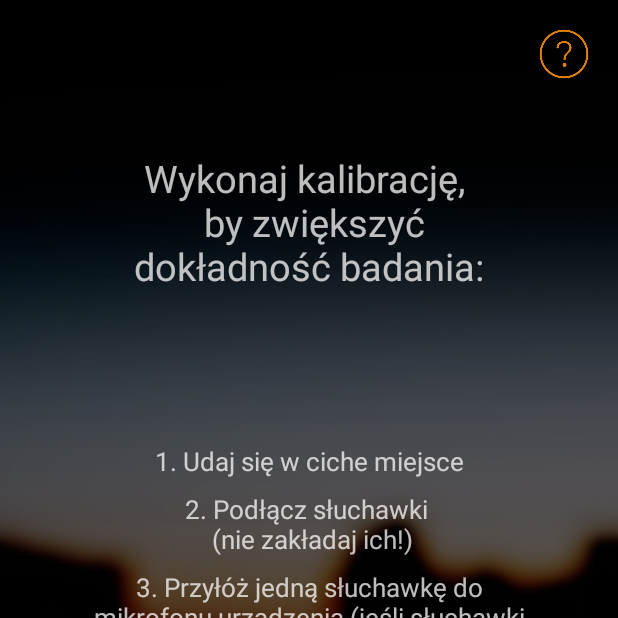
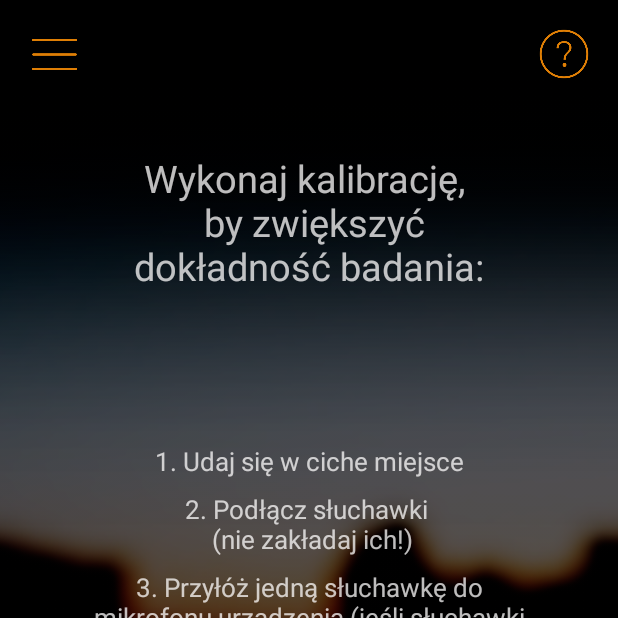
Before and after one commit to toklimoko/legendary-potato, an Android app: the screen it shows after launch (CalibrationActivity), in the side drawer, after a tap on "Kalibracja", on a phone screen of 412 x 824 dp, the top half of it. Run offline under Robolectric (Android 15) with nearby library versions, the phone set to English and light mode, and no system bars.

Commit message:
v092018_3 +navDrawer buttons

```diff
--- a/app/src/main/java/com/tomek/audiometr/activities/CalibrationActivity.java
+++ b/app/src/main/java/com/tomek/audiometr/activities/CalibrationActivity.java
@@ -12,6 +12,7 @@ import android.os.Handler;
 import android.os.Vibrator;
 import android.support.v4.app.ActivityCompat;
 import android.util.Log;
+import android.view.Gravity;
 import android.view.View;
 import android.support.design.widget.NavigationView;
 import android.support.v4.view.GravityCompat;
@@ -39,7 +40,9 @@ public class CalibrationActivity extends AppCompatActivity
         implements NavigationView.OnNavigationItemSelectedListener {
 
     private ImageButton btnCalibration;
-    private ImageButton buttonHelp;
+    private DrawerLayout drawer;
+
+
     private Toast toast;
     private Toast toastEnd;
     private Vibrator vibe;
@@ -68,7 +71,7 @@ public class CalibrationActivity extends AppCompatActivity
 
         public void run() {
             if (play != null) {
-                list = loudnessData.add(mRecorder,referenceAmp,list);
+                list = loudnessData.add(mRecorder, referenceAmp, list);
             }
         }
     };
@@ -113,7 +116,7 @@ public class CalibrationActivity extends AppCompatActivity
             recordThread = new Thread() {
                 public void run() {
 
-                    mRecorder = record.start(mRecorder,audioManager);
+                    mRecorder = record.start(mRecorder, audioManager);
 
                     while (recordThread != null) {
                         if (play != null) {
@@ -172,20 +175,15 @@ public class CalibrationActivity extends AppCompatActivity
         toast.show();
     }
 
-    private void initHelpButton() {
-        buttonHelp = findViewById(R.id.btn_help_cal);
-        buttonHelp.setOnClickListener(new View.OnClickListener() {
-            @Override
-            public void onClick(View view) {
-                helpButtonAction();
-            }
-        });
-    }
-
-    private void helpButtonAction() {
+    public void helpButton(View v) {
         vibe.vibrate(50);
         Intent intentInfo = new Intent(this, PopUpCalibration.class);
         startActivity(intentInfo);
+    }
+
+    public void drawerButton(View v){
+        vibe.vibrate(50);
+        drawer.openDrawer(Gravity.START);
     }
 
     @Override
@@ -195,7 +193,7 @@ public class CalibrationActivity extends AppCompatActivity
 //        Toolbar toolbar = findViewById(R.id.toolbar);
 //        setSupportActionBar(toolbar);
 //
-//        DrawerLayout drawer = findViewById(R.id.drawer_layout);
+        drawer = findViewById(R.id.drawer_layout);
 //        ActionBarDrawerToggle toggle = new ActionBarDrawerToggle(
 //                this, drawer, toolbar, R.string.navigation_drawer_open, R.string.navigation_drawer_close);
 //        drawer.addDrawerListener(toggle);
@@ -226,7 +224,6 @@ public class CalibrationActivity extends AppCompatActivity
 
 
         initCalibrateButton();
-        initHelpButton();
 
         loudnessData = new LoudnessData();
         record = new Record();
@@ -249,10 +246,13 @@ public class CalibrationActivity extends AppCompatActivity
     @Override
     public boolean onNavigationItemSelected(MenuItem item) {
         // Handle navigation view item clicks here.
+
+        vibe.vibrate(50);
+
         int id = item.getItemId();
 
         Drawer drawer = new Drawer();
-        Intent intent = drawer.action(id, getApplicationContext(),volumeController);
+        Intent intent = drawer.action(id, getApplicationContext(), volumeController);
         startActivity(intent);
 
         DrawerLayout drawerLayout = findViewById(R.id.drawer_layout);
--- a/app/src/main/java/com/tomek/audiometr/activities/ChoiceActivity.java
+++ b/app/src/main/java/com/tomek/audiometr/activities/ChoiceActivity.java
@@ -7,6 +7,7 @@ import android.media.AudioManager;
 import android.os.Bundle;
 import android.os.Vibrator;
 import android.util.Log;
+import android.view.Gravity;
 import android.view.View;
 import android.support.design.widget.NavigationView;
 import android.support.v4.view.GravityCompat;
@@ -16,6 +17,7 @@ import android.support.v7.app.AppCompatActivity;
 import android.support.v7.widget.Toolbar;
 import android.view.MenuItem;
 import android.widget.ImageButton;
+import android.widget.PopupWindow;
 import android.widget.RadioButton;
 import android.widget.RadioGroup;
 
@@ -36,7 +38,8 @@ public class ChoiceActivity extends AppCompatActivity
         implements NavigationView.OnNavigationItemSelectedListener {
 
     private ImageButton buttonGo;
-    private ImageButton buttonHelp;
+
+    private DrawerLayout drawer;
 
     private RadioGroup radioGroup;
     private RadioButton radioButtonBasic;
@@ -102,30 +105,16 @@ public class ChoiceActivity extends AppCompatActivity
         Log.e("test", "ChoiceActivity: goButtonAction() --after");
     }
 
-    private void initHelpButton() {
-        Log.e("test", "ChoiceActivity: initHelpButton() --before");
-
-        buttonHelp = findViewById(R.id.btn_help);
-        buttonHelp.setOnClickListener(new View.OnClickListener() {
-            @Override
-            public void onClick(View view) {
-                helpButtonAction();
-            }
-        });
-
-        Log.e("test", "ChoiceActivity: initHelpButton() --after");
-    }
-
-    private void helpButtonAction() {
-        Log.e("test", "ChoiceActivity: helpButtonAction() --before");
-
+    public void helpButton(View v){
         vibe.vibrate(50);
         intent = new Intent(this, PopUpChoice.class);
         startActivity(intent);
-
-        Log.e("test", "ChoiceActivity: helpButtonAction() --after");
     }
 
+    public void drawerButton(View v){
+        vibe.vibrate(50);
+        drawer.openDrawer(Gravity.START);
+    }
 
     @Override
     protected void onCreate(Bundle savedInstanceState) {
@@ -134,7 +123,7 @@ public class ChoiceActivity extends AppCompatActivity
 //        Toolbar toolbar = findViewById(R.id.toolbar);
 //        setSupportActionBar(toolbar);
 //
-//        DrawerLayout drawer = findViewById(R.id.drawer_layout);
+        drawer = findViewById(R.id.drawer_layout);
 //        ActionBarDrawerToggle toggle = new ActionBarDrawerToggle(
 //                this, drawer, toolbar, R.string.navigation_drawer_open, R.string.navigation_drawer_close);
 //        drawer.addDrawerListener(toggle);
@@ -153,7 +142,6 @@ public class ChoiceActivity extends AppCompatActivity
         preferences = new Preferences();
 
         initGoButton();
-        initHelpButton();
         allFrequencies = frequenciesData.basicAudioTest();
     }
 
@@ -171,6 +159,7 @@ public class ChoiceActivity extends AppCompatActivity
     @Override
     public boolean onNavigationItemSelected(MenuItem item) {
         // Handle navigation view item clicks here.
+        vibe.vibrate(50);
         int id = item.getItemId();
 
         Drawer drawer = new Drawer();
--- a/app/src/main/res/layout/content_calibration.xml
+++ b/app/src/main/res/layout/content_calibration.xml
@@ -30,11 +30,26 @@
         android:layout_marginEnd="16dp"
         android:layout_marginTop="16dp"
         android:background="@color/popUp"
+        android:onClick="helpButton"
         android:scaleType="fitXY"
         android:tint="@color/colorAccent"
         app:layout_constraintEnd_toEndOf="parent"
         app:layout_constraintTop_toTopOf="parent"
         app:srcCompat="@drawable/help_icon" />
+
+    <ImageButton
+        android:id="@+id/btn_drawer"
+        android:layout_width="30dp"
+        android:layout_height="30dp"
+        android:layout_marginStart="21dp"
+        android:layout_marginTop="21dp"
+        android:background="@color/popUp"
+        android:onClick="drawerButton"
+        android:scaleType="fitXY"
+        android:tint="@color/colorAccent"
+        app:layout_constraintStart_toStartOf="parent"
+        app:layout_constraintTop_toTopOf="parent"
+        app:srcCompat="@drawable/drawer_icon" />
 
     <TextView
         android:id="@+id/textView"
```
Also changed, not shown: app/src/main/java/com/tomek/audiometr/activities/AudioTestActivity.java (+14 -23 lines), app/src/main/res/layout/content_audio_test.xml (+15 -0 lines), app/src/main/res/layout/content_choice.xml (+15 -0 lines), app/src/main/res/drawable-v24/drawer_icon.png (added), 40 other files.
